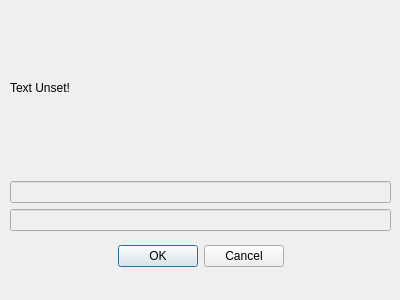
Qt form inputdialog.ui (Y-T04KA/tpQt) before a commit.
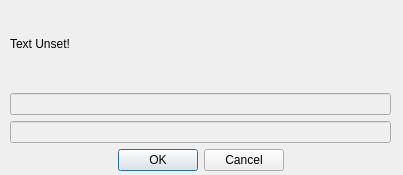
The same form after that commit.

```diff
--- a/inputdialog.ui
+++ b/inputdialog.ui
@@ -6,39 +6,20 @@
    <rect>
     <x>0</x>
     <y>0</y>
-    <width>400</width>
-    <height>300</height>
+    <width>403</width>
+    <height>175</height>
    </rect>
   </property>
   <property name="windowTitle">
    <string>Dialog</string>
   </property>
-  <widget class="QDialogButtonBox" name="buttonBox">
-   <property name="geometry">
-    <rect>
-     <x>30</x>
-     <y>240</y>
-     <width>341</width>
-     <height>32</height>
-    </rect>
-   </property>
-   <property name="orientation">
-    <enum>Qt::Orientation::Horizontal</enum>
-   </property>
-   <property name="standardButtons">
-    <set>QDialogButtonBox::StandardButton::Cancel|QDialogButtonBox::StandardButton::Ok</set>
-   </property>
-   <property name="centerButtons">
-    <bool>true</bool>
-   </property>
-  </widget>
   <widget class="QWidget" name="verticalLayoutWidget">
    <property name="geometry">
     <rect>
      <x>0</x>
      <y>0</y>
      <width>401</width>
-     <height>231</height>
+     <height>171</height>
     </rect>
    </property>
    <layout class="QVBoxLayout" name="verticalLayout">
@@ -72,6 +53,19 @@
       </property>
      </widget>
     </item>
+    <item>
+     <widget class="QDialogButtonBox" name="buttonBox">
+      <property name="orientation">
+       <enum>Qt::Orientation::Horizontal</enum>
+      </property>
+      <property name="standardButtons">
+       <set>QDialogButtonBox::StandardButton::Cancel|QDialogButtonBox::StandardButton::Ok</set>
+      </property>
+      <property name="centerButtons">
+       <bool>true</bool>
+      </property>
+     </widget>
+    </item>
    </layout>
   </widget>
  </widget>
```
